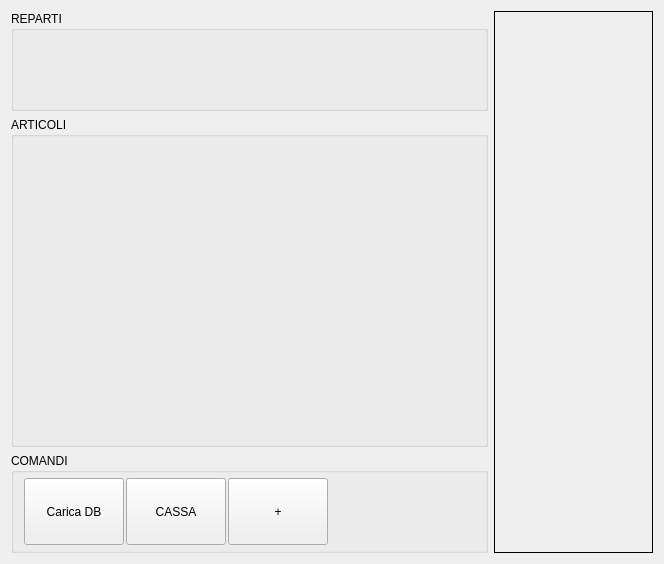
Before: the Qt Designer form src/mainwindow.ui in mtonin/gestcassa, drawn with Qt 5.
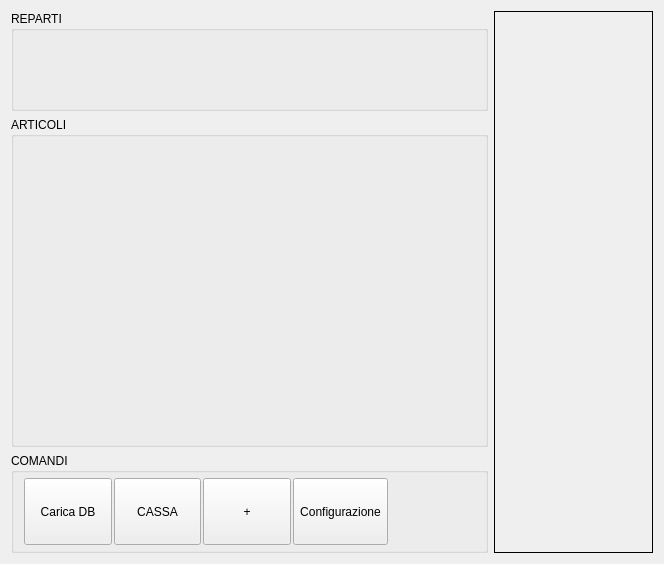
After: the same form once the commit is applied. Icons and pictures are not drawn.

Commit message: - aggiunto pulsante e dialogo per configurazione

```diff
--- a/src/mainwindow.ui
+++ b/src/mainwindow.ui
@@ -219,6 +219,25 @@
             </property>
            </widget>
           </item>
+          <item>
+           <widget class="QToolButton" name="configurazioneBtn">
+            <property name="sizePolicy">
+             <sizepolicy hsizetype="Expanding" vsizetype="Expanding">
+              <horstretch>0</horstretch>
+              <verstretch>0</verstretch>
+             </sizepolicy>
+            </property>
+            <property name="maximumSize">
+             <size>
+              <width>100</width>
+              <height>100</height>
+             </size>
+            </property>
+            <property name="text">
+             <string>Configurazione</string>
+            </property>
+           </widget>
+          </item>
           <item>
            <spacer name="horizontalSpacer">
             <property name="orientation">
```
The commit also changes 6 other files.
